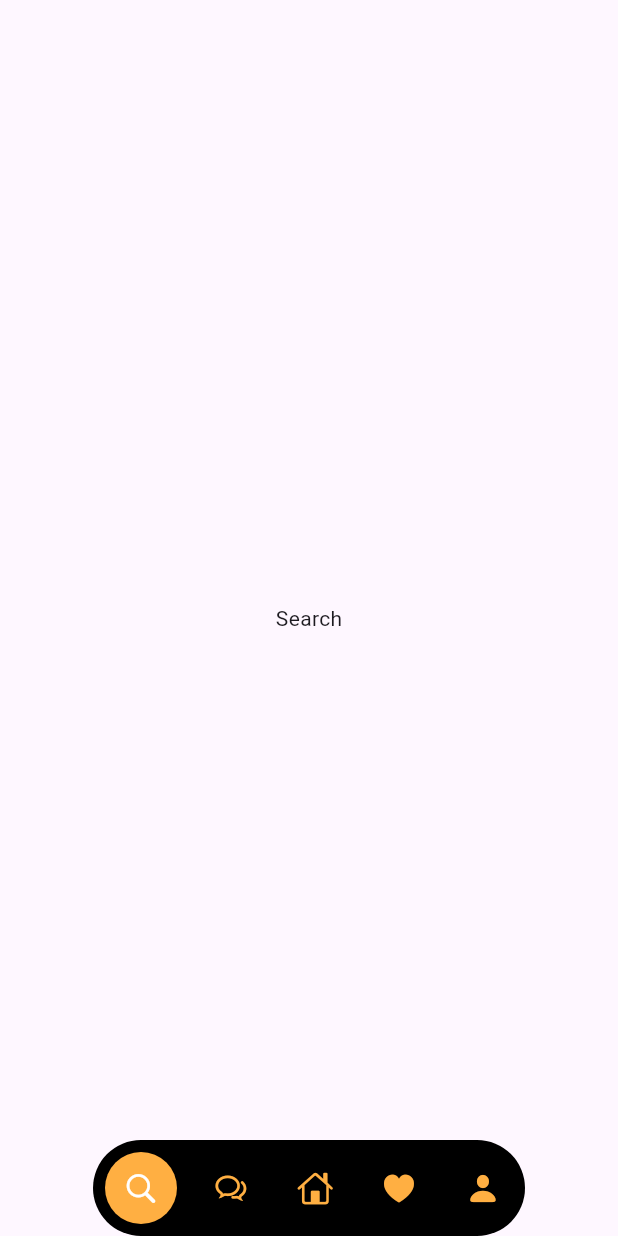
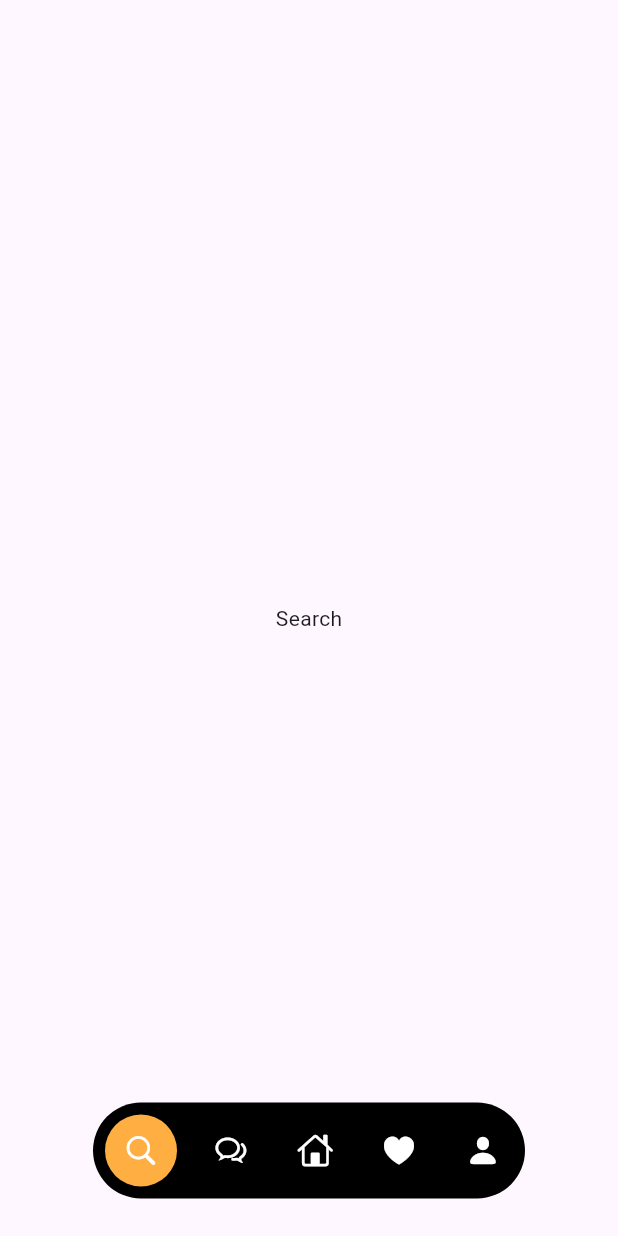
Before and after one commit to jhaym3s/moni, a Flutter app: the screen it shows after launch, on a phone screen of 412 x 824 dp. Run offline on Flutter 3.47's test engine with Material 3 defaults, Android fonts, the phone set to English and light mode, and no system bars.

Commit message:
done with home I guess

```diff
--- a/lib/core/config/image.dart
+++ b/lib/core/config/image.dart
@@ -3,4 +3,5 @@ class AssetImages{
   static const rental2 = "assets/image/two.jpg";
   static const rental3 = "assets/image/three.jpg";
   static const rental4 = "assets/image/four.jpg";
+  static const profile = "assets/image/profile.jpg";
 }
--- a/lib/features/home/screens/home_screen.dart
+++ b/lib/features/home/screens/home_screen.dart
@@ -27,7 +27,7 @@ class _HomeScreenState extends State<HomeScreen> {
             return [
               const SliverAppBar(
                 backgroundColor: Colors.transparent,
-                expandedHeight: 420,
+                expandedHeight: 470,
                 flexibleSpace: FlexibleSpaceBar(
                   background: HomeSliver(),
                 ),
--- a/lib/features/home/widget/listing_item.dart
+++ b/lib/features/home/widget/listing_item.dart
@@ -12,7 +12,7 @@ class ListingItem extends StatelessWidget {
 
   final String image;
   final String address;
-  final AlignmentGeometry alignment;
+  final Alignment alignment;
 
   @override
   Widget build(BuildContext context) {
@@ -21,8 +21,8 @@ class ListingItem extends StatelessWidget {
       children: [
         Container(
           alignment: Alignment.bottomCenter,
-          decoration: BoxDecoration(
-            borderRadius: const BorderRadius.all(Radius.circular(24)),
+          decoration:  BoxDecoration(
+            borderRadius: const  BorderRadius.all(Radius.circular(24)),
             image: DecorationImage(
               image: AssetImage(image),
               fit: BoxFit.cover,
--- a/lib/features/nav/custom_nav_bar.screen.dart
+++ b/lib/features/nav/custom_nav_bar.screen.dart
@@ -33,8 +33,7 @@ class _CustomNavigationBarScreenState extends State<CustomNavigationBarScreen> {
   @override
   Widget build(BuildContext context) {
     return Scaffold(
-      body: SafeArea(
-        child: Stack(
+      body: Stack(
         alignment: Alignment.bottomCenter,
         children: [
           PageView(
@@ -44,16 +43,18 @@ class _CustomNavigationBarScreenState extends State<CustomNavigationBarScreen> {
                 return activeScreen(_activeIndex);
             }),
           ),
-            BottomNav(
+          Padding(
+            padding: const  EdgeInsets.only(bottom: 25),
+            child: BottomNav(
             bottomNavIcons: bottomNavIcons,
             activeIndex: _activeIndex,
             onTap: (index) {
                   setState(() {
                     _activeIndex = index;
                   });
-                })
+                }),
+          )
         ],
-        ),
       ),
     );
   }
@@ -68,9 +69,13 @@ class _CustomNavigationBarScreenState extends State<CustomNavigationBarScreen> {
         case 0:
           return const SearchScreen();
         case 2:
-          return const SearchScreen();
+          return const HomeScreen();
         default:
-        return const HomeScreen();
+        return const Scaffold(
+          body: Center(
+              child: Text("Nothing here"),
+          ),
+        );
       }
   }
 }
--- a/lib/features/nav/widget/bottom_nav.dart
+++ b/lib/features/nav/widget/bottom_nav.dart
@@ -43,8 +43,7 @@ final IconData icon;
           radius: isActive ? 24 : 20,
           child: Icon(
             icon,
-            color: isActive ? context.appColors.secondary
-            : context.appColors.primary,
+            color: context.appColors.secondary,
           ),
         ),
     );
```
Also changed, not shown: lib/features/home/widget/home_sliver.dart (+86 -46 lines), lib/features/home/widget/listing.dart (+5 -5 lines), lib/features/home/widget/sliding_address.dart (+12 -10 lines), pubspec.yaml (+1 -27 lines), assets/image/profile.jpg (added). Lines whose indentation alone changed are shown as unchanged.
